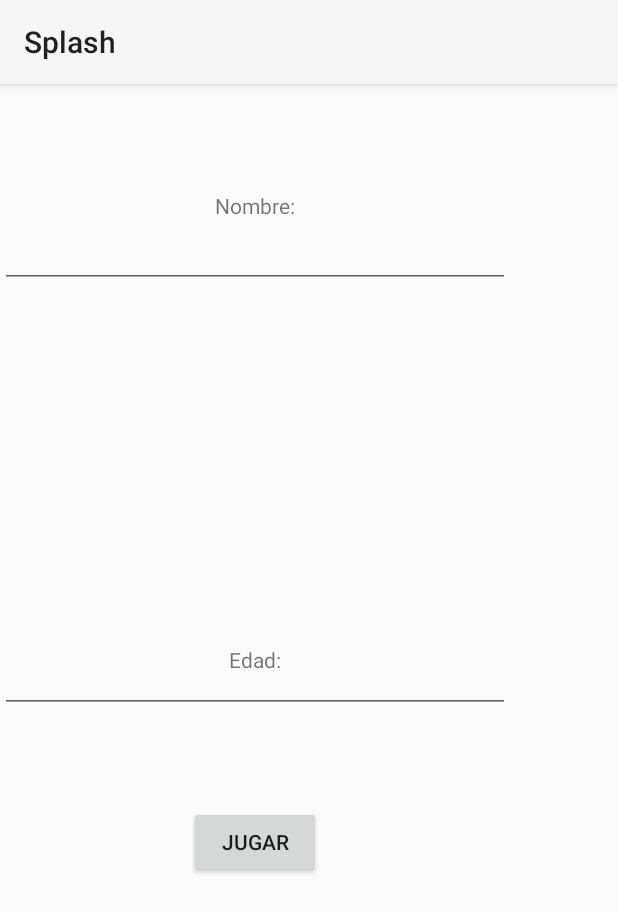
After one commit to adriansanz96/ProyectoMathDiceGoogleMaps, an Android app: the fragment PerfilFragment shown on its own in the app's theme, on a phone screen of 412 x 824 dp. The commit adds this screen. Shown: the top 912 px of the screen. Run offline under Robolectric (Android 15) with nearby library versions, the phone set to English and light mode, and no system bars.

Commit message:
Cambio final proyecto

```diff
--- a/app/src/main/java/com/example/adrians/splash/JuegoFragment.java
+++ b/app/src/main/java/com/example/adrians/splash/JuegoFragment.java
@@ -389,7 +389,7 @@ public class JuegoFragment extends Fragment{
 
     }
 
-    //Creo una clase para el resultado final, de esta forma
+    //Creo una clase para el resultado final
 public void resultadofinal() {
     String operacion = operador.getText().toString();
     int n1 = Integer.parseInt(num1.getText().toString());
--- /dev/null
+++ b/app/src/main/java/com/example/adrians/splash/PerfilFragment.java
@@ -0,0 +1,110 @@
+package com.example.adrians.splash;
+
+import android.app.Activity;
+import android.net.Uri;
+import android.os.Bundle;
+import android.app.Fragment;
+import android.view.LayoutInflater;
+import android.view.View;
+import android.view.ViewGroup;
+import android.widget.AdapterView;
+
+
+/**
+ * A simple {@link Fragment} subclass.
+ * Activities that contain this fragment must implement the
+ * {@link PerfilFragment.OnFragmentInteractionListener} interface
+ * to handle interaction events.
+ * Use the {@link PerfilFragment#newInstance} factory method to
+ * create an instance of this fragment.
+ */
+public class PerfilFragment extends Fragment {
+    // TODO: Rename parameter arguments, choose names that match
+    // the fragment initialization parameters, e.g. ARG_ITEM_NUMBER
+    private static final String ARG_PARAM1 = "param1";
+    private static final String ARG_PARAM2 = "param2";
+
+    // TODO: Rename and change types of parameters
+    private String mParam1;
+    private String mParam2;
+
+
+    // TODO: Rename and change types and number of parameters
+    public static PerfilFragment newInstance(String param1, String param2) {
+        PerfilFragment fragment = new PerfilFragment();
+        Bundle args = new Bundle();
+        args.putString(ARG_PARAM1, param1);
+        args.putString(ARG_PARAM2, param2);
+        fragment.setArguments(args);
+        return fragment;
+    }
+
+    PerfilFragmentListener mListener;
+    // Container Activity must implement this interface
+    public interface PerfilFragmentListener {
+        public void onListSelected(int position);
+
+
+    }
+
+    public PerfilFragment() {
+        // Required empty public constructor
+    }
+
+    @Override
+    public void onCreate(Bundle savedInstanceState) {
+        super.onCreate(savedInstanceState);
+
+    }
+
+    @Override
+    public View onCreateView(LayoutInflater inflater, ViewGroup container,
+                             Bundle savedInstanceState) {
+        // Inflate the layout for this fragment
+        View v = inflater.inflate(R.layout.fragment_perfil, container, false);
+        return v;
+    }
+
+    // TODO: Rename method, update argument and hook method into UI event
+    public void onButtonPressed(Uri uri) {
+
+    }
+
+    @Override
+    public void onAttach(Activity activity) {
+        super.onAttach(activity);
+
+    }
+
+    @Override
+    public void onDetach() {
+        super.onDetach();
+    }
+
+    //INNER CLASS
+    private class nuestroListener implements AdapterView.OnItemClickListener{
+        public void onItemClick (AdapterView<?> parent, View view, int position, long id){
+            //String de la posicion clickada
+            String item = (String) parent.getItemAtPosition(position);
+            //Toast.makeText(MainActivity.this,item,Toast.LENGTH_LONG).show();
+            //Paso de informacion
+            mListener.onListSelected(position);
+        }
+    }
+
+    /**
+     * This interface must be implemented by activities that contain this
+     * fragment to allow an interaction in this fragment to be communicated
+     * to the activity and potentially other fragments contained in that
+     * activity.
+     * <p/>
+     * See the Android Training lesson <a href=
+     * "http://developer.android.com/training/basics/fragments/communicating.html"
+     * >Communicating with Other Fragments</a> for more information.
+     */
+    public interface OnFragmentInteractionListener {
+        // TODO: Update argument type and name
+        public void onFragmentInteraction(Uri uri);
+    }
+
+}
--- a/app/src/main/java/com/example/adrians/splash/Splash.java
+++ b/app/src/main/java/com/example/adrians/splash/Splash.java
@@ -37,7 +37,7 @@ public class Splash extends Activity {
                 } catch (InterruptedException e) {
                     e.printStackTrace();
                 } finally {
-                    Intent intent = new Intent(Splash.this, Principal.class);
+                    Intent intent = new Intent(Splash.this, PerfilActivity.class);
                     startActivity(intent);
                     finish();//Mata el Activity para que no pueda volver
                 }
--- /dev/null
+++ b/app/src/main/res/layout/fragment_perfil.xml
@@ -0,0 +1,48 @@
+<FrameLayout xmlns:android="http://schemas.android.com/apk/res/android"
+    xmlns:tools="http://schemas.android.com/tools" android:layout_width="match_parent"
+    android:layout_height="match_parent" tools:context="com.example.adrians.splash.PerfilFragment">
+
+    <RelativeLayout
+        android:layout_width="340dp"
+        android:layout_height="match_parent">
+    <TextView
+        android:layout_width="wrap_content"
+        android:layout_height="wrap_content"
+        android:text="Nombre:"
+        android:id="@+id/textView4"
+        android:layout_alignParentTop="true"
+        android:layout_centerHorizontal="true"
+        android:layout_marginTop="71dp" />
+
+    <EditText
+        android:layout_width="match_parent"
+        android:layout_height="wrap_content"
+        android:id="@+id/editText"
+        android:layout_below="@+id/textView4"
+        android:layout_centerHorizontal="true" />
+
+    <TextView
+        android:layout_width="wrap_content"
+        android:layout_height="wrap_content"
+        android:text="Edad:"
+        android:id="@+id/textView5"
+        android:layout_centerVertical="true"
+        android:layout_centerHorizontal="true" />
+
+    <EditText
+        android:layout_width="match_parent"
+        android:layout_height="wrap_content"
+        android:id="@+id/editText2"
+        android:layout_alignTop="@+id/textView5"
+        android:layout_centerHorizontal="true" />
+
+    <Button
+        android:layout_width="wrap_content"
+        android:layout_height="wrap_content"
+        android:text="Jugar"
+        android:id="@+id/button"
+        android:layout_below="@+id/editText2"
+        android:layout_centerHorizontal="true"
+        android:layout_marginTop="62dp" />
+    </RelativeLayout>
+</FrameLayout>
--- a/app/src/main/res/values/strings.xml
+++ b/app/src/main/res/values/strings.xml
@@ -14,4 +14,5 @@
 
 <!-- TODO: Remove or change this placeholder text -->
     <string name="hello_blank_fragment">Hello blank fragment</string>
+    <string name="title_activity_perfil">PerfilActivity</string>
 </resources>
```
Also changed, not shown: app/src/main/AndroidManifest.xml (+8 -5 lines), app/src/main/java/com/example/adrians/splash/PerfilActivity.java (added, +54 -0 lines), app/src/main/java/com/example/adrians/splash/Principal.java (+8 -2 lines), app/src/main/res/layout/activity_perfil.xml (added, +15 -0 lines).
